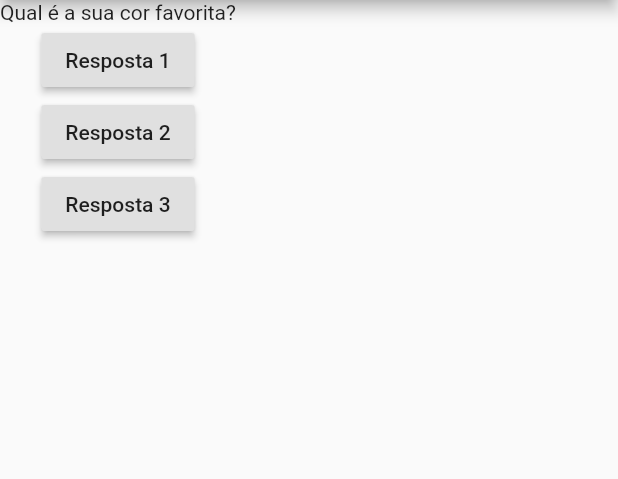
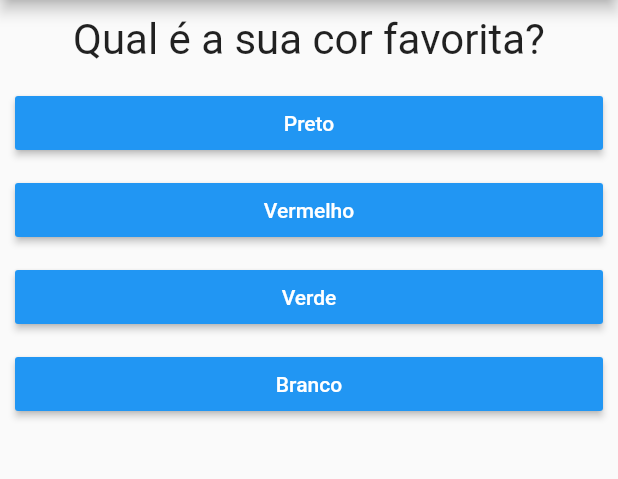
Before and after one commit to marcosvcorsi/curso_flutter, a Flutter app: the screen it shows after launch, on a phone screen of 412 x 824 dp, the part 84-563 px from its top. Run offline on Flutter 3.47's test engine with Material 2 defaults, Android fonts, the phone set to English and light mode, and no system bars.

```diff
--- a/projeto_perguntas/lib/main.dart
+++ b/projeto_perguntas/lib/main.dart
@@ -1,27 +1,49 @@
 import 'package:flutter/material.dart';
+import 'package:projeto_perguntas/questao.dart';
+import 'package:projeto_perguntas/resposta.dart';
 
 main() => runApp(PerguntaApp());
 
 class PerguntaApp extends StatefulWidget {
   @override
-  State<PerguntaApp> createState() => PerguntaAppState();
+  State<PerguntaApp> createState() => _PerguntaAppState();
 }
 
-class PerguntaAppState extends State<PerguntaApp> {
-  var perguntaSelecionada = 0;
+class _PerguntaAppState extends State<PerguntaApp> {
+  var _perguntaSelecionada = 0;
 
-  void responder() {
-    setState(() {
-      perguntaSelecionada++;
-    });
+  final perguntas = const [
+    {
+      'texto': 'Qual é a sua cor favorita?',
+      'respostas': ['Preto', 'Vermelho', 'Verde', 'Branco']
+    },
+    {
+      'texto': 'Qual é o seu animal favorito?',
+      'respostas': ['Coelho', 'Cobra', 'Elefante', 'Leão']
+    },
+    {
+      'texto': 'Qual é o seu instrutor favorito?',
+      'respostas': ['Maria', 'João', 'Leo', 'Pedro']
+    }
+  ];
+
+  void _responder() {
+    if (temPerguntaSelecionada) {
+      setState(() {
+        _perguntaSelecionada++;
+      });
+    }
+  }
+
+  bool get temPerguntaSelecionada {
+    return _perguntaSelecionada < perguntas.length;
   }
 
   @override
   Widget build(BuildContext context) {
-    final perguntas = [
-      'Qual é a sua cor favorita?',
-      'Qual é o seu animal favorito?'
-    ];
+    List<String> respostas = temPerguntaSelecionada
+        ? perguntas[_perguntaSelecionada]['respostas']
+        : null;
 
     return MaterialApp(
       debugShowCheckedModeBanner: false,
@@ -30,23 +52,14 @@ class PerguntaAppState extends State<PerguntaApp> {
           title: Text('Perguntas'),
           centerTitle: true,
         ),
-        body: Column(
-          children: <Widget>[
-            Text(perguntas[perguntaSelecionada]),
-            RaisedButton(
-              child: Text('Resposta 1'),
-              onPressed: responder,
-            ),
-            RaisedButton(
-              child: Text('Resposta 2'),
-              onPressed: responder,
-            ),
-            RaisedButton(
-              child: Text('Resposta 3'),
-              onPressed: responder,
-            )
-          ],
-        ),
+        body: temPerguntaSelecionada
+            ? Column(
+                children: <Widget>[
+                  Questao(perguntas[_perguntaSelecionada]['texto']),
+                  ...respostas.map((t) => Resposta(t, _responder)).toList()
+                ],
+              )
+            : null,
       ),
     );
   }
--- /dev/null
+++ b/projeto_perguntas/lib/questao.dart
@@ -0,0 +1,20 @@
+import 'package:flutter/material.dart';
+
+class Questao extends StatelessWidget {
+  final String texto;
+
+  Questao(this.texto);
+
+  @override
+  Widget build(BuildContext context) {
+    return Container(
+      width: double.infinity,
+      margin: EdgeInsets.all(10),
+      child: Text(
+        texto,
+        style: TextStyle(fontSize: 28),
+        textAlign: TextAlign.center,
+      ),
+    );
+  }
+}
--- /dev/null
+++ b/projeto_perguntas/lib/resposta.dart
@@ -0,0 +1,22 @@
+import 'package:flutter/material.dart';
+
+class Resposta extends StatelessWidget {
+  final String text;
+  final void Function() onClick;
+
+  Resposta(this.text, this.onClick);
+
+  @override
+  Widget build(BuildContext context) {
+    return Container(
+      padding: EdgeInsets.symmetric(horizontal: 10, vertical: 5),
+      width: double.infinity,
+      child: RaisedButton(
+        child: Text(text),
+        color: Colors.blue,
+        textColor: Colors.white,
+        onPressed: onClick,
+      ),
+    );
+  }
+}
```
Also changed, not shown: projeto_perguntas/pubspec.yaml (+1 -7 lines).
